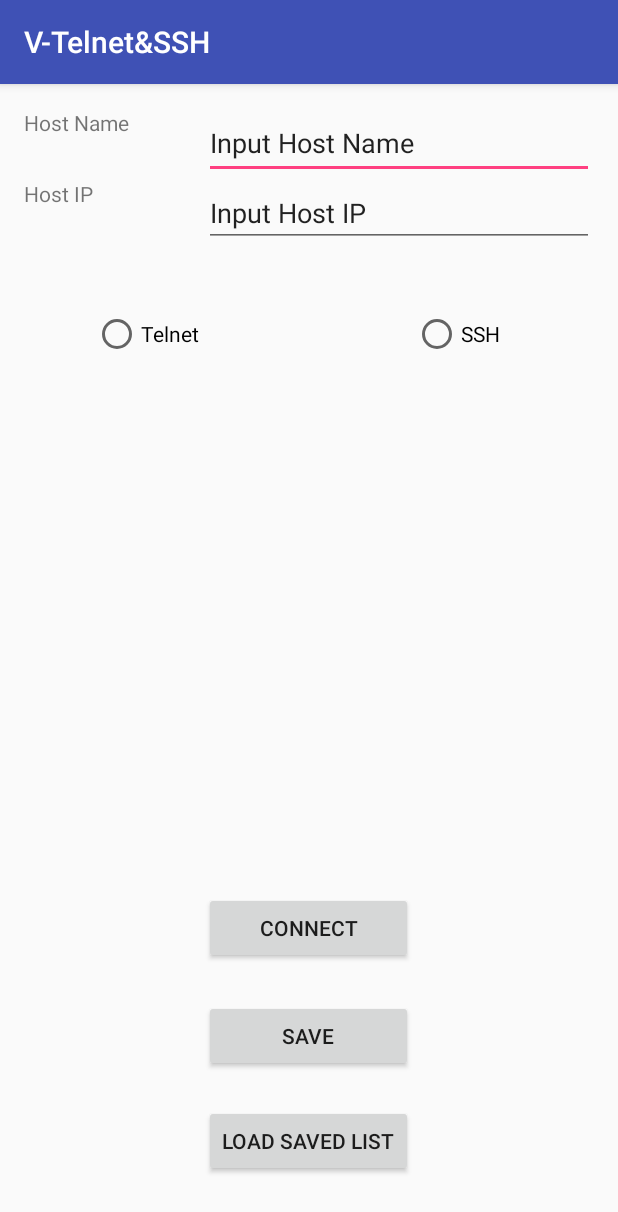
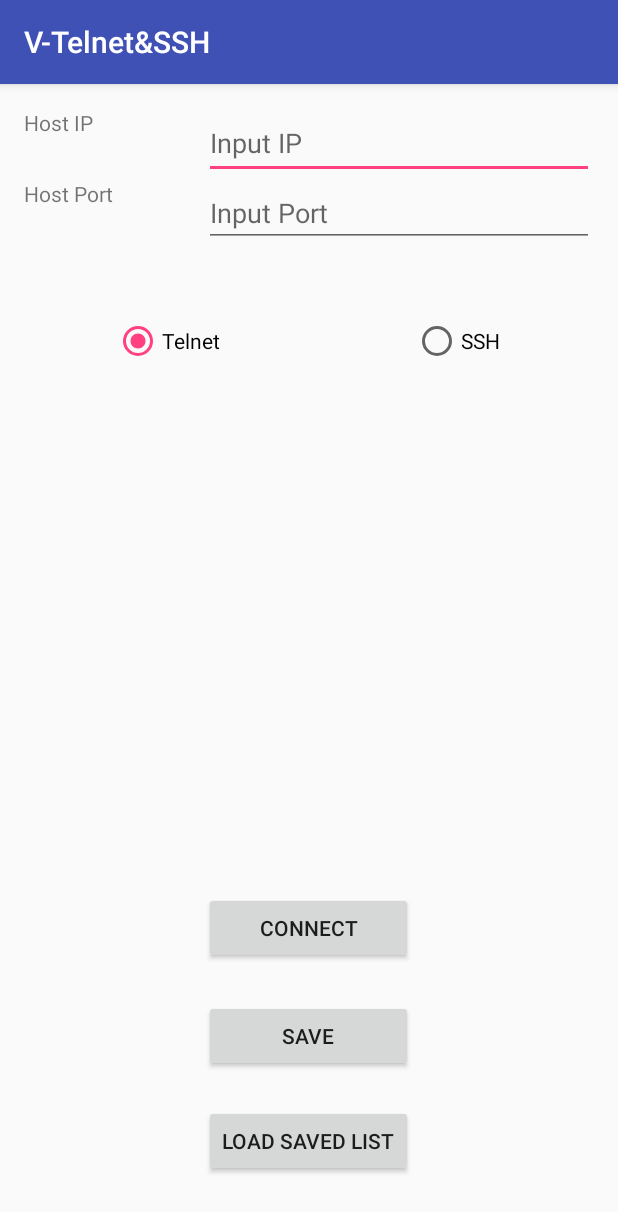
Before and after one commit to HengVichet/V-Telnet-SSH, an Android app: the screen it shows after launch (MainActivity), on a phone screen of 412 x 824 dp. Shown: the top 1212 px of the screen. Run offline under Robolectric (Android 15) with nearby library versions, the phone set to English and light mode, and no system bars.

```diff
--- a/app/src/main/java/com/hengvichet/myapplication/MainActivity.java
+++ b/app/src/main/java/com/hengvichet/myapplication/MainActivity.java
@@ -12,8 +12,23 @@ import android.widget.RadioButton;
 public class MainActivity extends AppCompatActivity {
 
     public Button but_load_save, but_save,but_connect;
+    public RadioButton rbut_telnet,rbut_shh;
     public void init(){
+        rbut_telnet = (RadioButton)findViewById(R.id.radioButTelnet);
+        rbut_shh = (RadioButton)findViewById(R.id.radioButSSH);
         but_connect=(Button)findViewById(R.id.but_connect);
+        rbut_telnet.setOnClickListener(new View.OnClickListener() {
+            @Override
+            public void onClick(View v) {
+                    rbut_shh.setChecked(false);
+            }
+        });
+        rbut_shh.setOnClickListener(new View.OnClickListener() {
+            @Override
+            public void onClick(View v) {
+                rbut_telnet.setChecked(false);
+            }
+        });
         but_connect.setOnClickListener(new View.OnClickListener() {
             @Override
             public void onClick(View v) {
--- a/app/src/main/res/layout/activity_main.xml
+++ b/app/src/main/res/layout/activity_main.xml
@@ -12,11 +12,11 @@
     <TextView
         android:layout_width="wrap_content"
         android:layout_height="wrap_content"
-        android:text="Host Name"
+        android:text="Host IP"
+        android:id="@+id/textView2"
         android:layout_alignParentTop="true"
         android:layout_alignParentLeft="true"
-        android:layout_alignParentStart="true"
-        android:id="@+id/textView2" />
+        android:layout_alignParentStart="true" />
 
     <Button
         style="?android:attr/buttonStyleSmall"
@@ -57,12 +57,13 @@
     <TextView
         android:layout_width="wrap_content"
         android:layout_height="wrap_content"
-        android:text="Host IP"
+        android:text="Host Port"
         android:id="@+id/textView"
         android:layout_below="@+id/textView2"
         android:layout_alignParentLeft="true"
         android:layout_alignParentStart="true"
-        android:layout_marginTop="28dp" />
+        android:layout_marginTop="28dp"
+        android:height="24dp" />
 
     <RadioButton
         android:layout_width="wrap_content"
@@ -70,7 +71,7 @@
         android:text="Telnet"
         android:id="@+id/radioButTelnet"
         android:layout_marginTop="68dp"
-        android:checked="false"
+        android:checked="true"
         android:layout_below="@+id/textView"
         android:layout_toRightOf="@+id/textView"
         android:layout_toEndOf="@+id/textView" />
@@ -89,7 +90,7 @@
         android:layout_width="wrap_content"
         android:layout_height="wrap_content"
         android:lines="1"
-        android:text="Input Host Name"
+        android:hint="Input IP"
         android:id="@+id/textViewName"
         android:layout_alignParentTop="true"
         android:layout_alignParentRight="true"
@@ -104,7 +105,7 @@
         android:layout_width="wrap_content"
         android:layout_height="wrap_content"
         android:lines="1"
-        android:text="Input Host IP"
+        android:hint="Input Port"
         android:id="@+id/textViewIP"
         android:layout_alignTop="@+id/textView"
         android:layout_alignParentRight="true"
--- a/app/src/main/res/layout/telnet.xml
+++ b/app/src/main/res/layout/telnet.xml
@@ -9,7 +9,7 @@
         android:text="Hello"
         android:layout_width="match_parent"
         android:layout_height="match_parent"
-        android:layout_weight="1"/>
+        android:layout_weight="1" />
     <EditText
         android:id="@+id/commandEditText"
         android:layout_width="match_parent"
```
Also changed, not shown: app/src/main/java/com/hengvichet/myapplication/Telnet.java (+8 -0 lines), app/src/main/java/com/hengvichet/myapplication/telnet/TelnetTask.java (+34 -16 lines).
